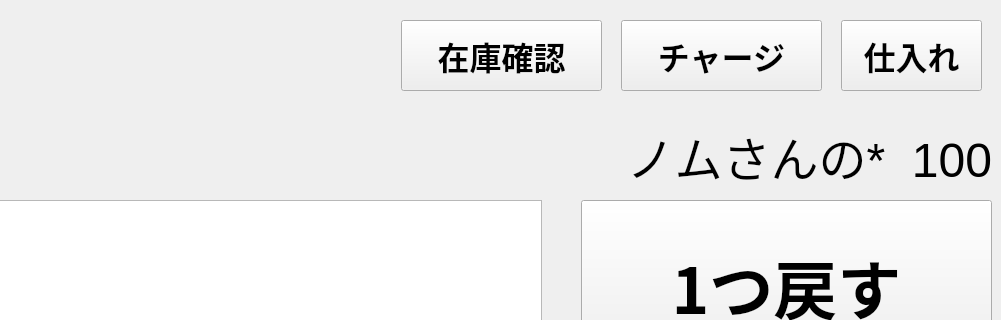
The window that mainwindow.ui (hide4096/9POS_C) describes before a commit, drawn with Qt 5; both pictures show x 279 to 1280 and y 0 to 320 of the 1280 by 800 pixel window.
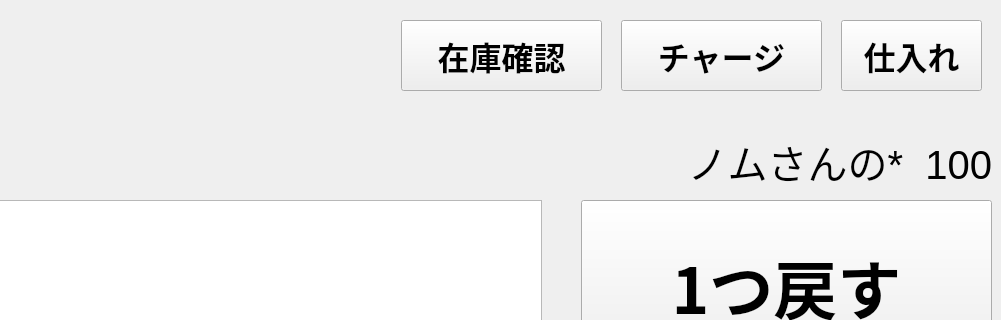
The same window after the commit.

Commit message: [fix]棚卸しが表示されないのを修正

```diff
--- a/mainwindow.ui
+++ b/mainwindow.ui
@@ -214,7 +214,7 @@
       </property>
       <property name="font">
        <font>
-        <pointsize>36</pointsize>
+        <pointsize>30</pointsize>
        </font>
       </property>
       <property name="layoutDirection">
```
The commit also changes 1 other file.
